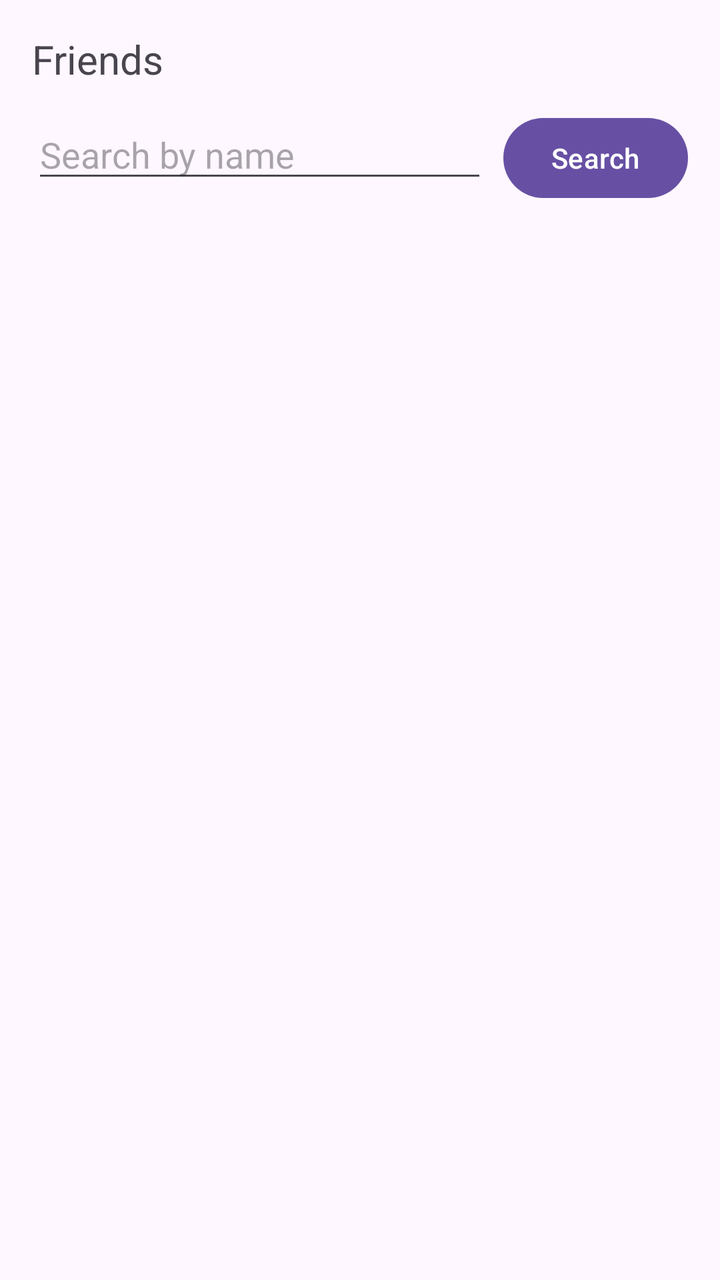
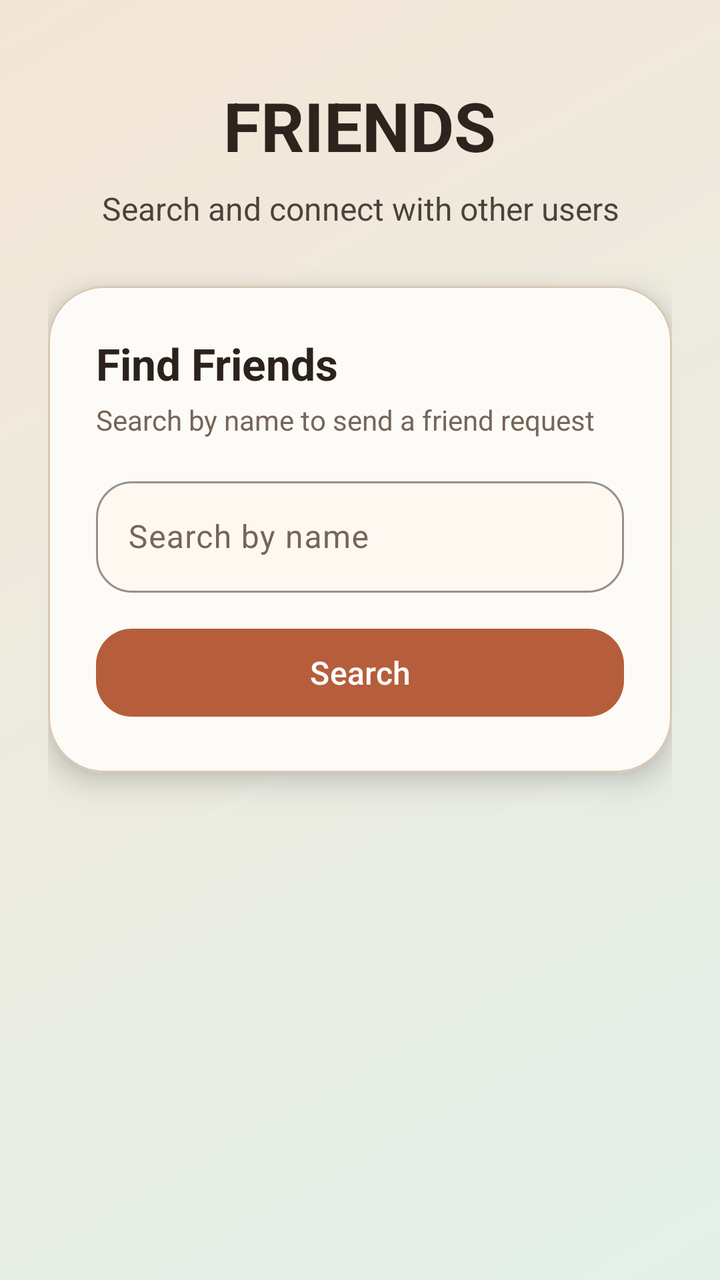

Compare the two renders of this Android layout. The source of the first and the diff that turns it into the second are given below.
<!-- AndroidManifest.xml: application theme Theme.ZeroVelocity -->
<!-- res/layout/fragment_friends.xml -->
<?xml version="1.0" encoding="utf-8"?>
<LinearLayout xmlns:android="http://schemas.android.com/apk/res/android"
    android:layout_width="match_parent"
    android:layout_height="match_parent"
    android:orientation="vertical"
    android:padding="16dp">

    <TextView
        android:layout_width="wrap_content"
        android:layout_height="wrap_content"
        android:text="Friends"
        android:textSize="20sp"
        android:layout_marginBottom="12dp" />

    
    <LinearLayout
        android:layout_width="match_parent"
        android:layout_height="wrap_content"
        android:orientation="horizontal">

        <EditText
            android:id="@+id/et_search"
            android:layout_width="0dp"
            android:layout_height="wrap_content"
            android:layout_weight="1"
            android:hint="Search by name"
            android:inputType="text"
            android:imeOptions="actionSearch"
            android:layout_marginEnd="8dp" />

        <Button
            android:id="@+id/btn_search"
            android:layout_width="wrap_content"
            android:layout_height="wrap_content"
            android:text="Search" />

    </LinearLayout>

    <TextView
        android:id="@+id/tv_search_header"
        android:layout_width="wrap_content"
        android:layout_height="wrap_content"
        android:text="Search Results"
        android:textSize="14sp"
        android:layout_marginTop="12dp"
        android:layout_marginBottom="4dp"
        android:visibility="gone" />

    <androidx.recyclerview.widget.RecyclerView
        android:id="@+id/rv_search_results"
        android:layout_width="match_parent"
        android:layout_height="wrap_content"
        android:nestedScrollingEnabled="false" />

    <TextView
        android:id="@+id/tv_friends_header"
        android:layout_width="wrap_content"
        android:layout_height="wrap_content"
        android:text="My Friends"
        android:textSize="14sp"
        android:layout_marginTop="16dp"
        android:layout_marginBottom="4dp"
        android:visibility="gone" />

    <androidx.recyclerview.widget.RecyclerView
        android:id="@+id/rv_friends"
        android:layout_width="match_parent"
        android:layout_height="wrap_content"
        android:nestedScrollingEnabled="false" />

</LinearLayout>
<!-- resources referenced by this layout -->
<resources>
  <style name="Theme.ZeroVelocity" parent="Base.Theme.ZeroVelocity" />
  <style name="Base.Theme.ZeroVelocity" parent="Theme.Material3.DayNight.NoActionBar">
          
          
      </style>
</resources>

<!-- the commit's change to res/layout/fragment_friends.xml (unified diff, before → after) -->
@@ -1,71 +1,184 @@
 <?xml version="1.0" encoding="utf-8"?>
-<LinearLayout xmlns:android="http://schemas.android.com/apk/res/android"
+<androidx.core.widget.NestedScrollView xmlns:android="http://schemas.android.com/apk/res/android"
+    xmlns:app="http://schemas.android.com/apk/res-auto"
     android:layout_width="match_parent"
     android:layout_height="match_parent"
-    android:orientation="vertical"
-    android:padding="16dp">
+    android:background="@drawable/auth_screen_background"
+    android:fillViewport="true">
 
-    <TextView
-        android:layout_width="wrap_content"
-        android:layout_height="wrap_content"
-        android:text="Friends"
-        android:textSize="20sp"
-        android:layout_marginBottom="12dp" />
-
-    
     <LinearLayout
         android:layout_width="match_parent"
         android:layout_height="wrap_content"
-        android:orientation="horizontal">
+        android:gravity="center_horizontal"
+        android:orientation="vertical"
+        android:padding="24dp">
 
-        <EditText
-            android:id="@+id/et_search"
-            android:layout_width="0dp"
-            android:layout_height="wrap_content"
-            android:layout_weight="1"
-            android:hint="Search by name"
-            android:inputType="text"
-            android:imeOptions="actionSearch"
-            android:layout_marginEnd="8dp" />
-
-        <Button
-            android:id="@+id/btn_search"
+        
+        <TextView
             android:layout_width="wrap_content"
             android:layout_height="wrap_content"
-            android:text="Search" />
+            android:layout_marginTop="16dp"
+            android:text="FRIENDS"
+            android:textColor="@color/auth_brand_ink"
+            android:textSize="34sp"
+            android:textStyle="bold" />
+
+        <TextView
+            android:layout_width="wrap_content"
+            android:layout_height="wrap_content"
+            android:layout_marginTop="8dp"
+            android:alpha="0.85"
+            android:text="Search and connect with other users"
+            android:textAlignment="center"
+            android:textColor="@color/auth_brand_ink"
+            android:textSize="16sp" />
+
+        
+        <com.google.android.material.card.MaterialCardView
+            android:layout_width="match_parent"
+            android:layout_height="wrap_content"
+            android:layout_marginTop="28dp"
+            app:cardBackgroundColor="@color/auth_surface"
+            app:cardCornerRadius="28dp"
+            app:cardElevation="8dp"
+            app:strokeColor="@color/auth_card_stroke"
+            app:strokeWidth="1dp">
+
+            <LinearLayout
+                android:layout_width="match_parent"
+                android:layout_height="wrap_content"
+                android:orientation="vertical"
+                android:padding="24dp">
+
+                <TextView
+                    android:layout_width="wrap_content"
+                    android:layout_height="wrap_content"
+                    android:text="Find Friends"
+                    android:textColor="@color/auth_text_primary"
+                    android:textSize="22sp"
+                    android:textStyle="bold" />
+
+                <TextView
+                    android:layout_width="wrap_content"
+                    android:layout_height="wrap_content"
+                    android:layout_marginTop="4dp"
+                    android:layout_marginBottom="16dp"
+                    android:text="Search by name to send a friend request"
+                    android:textColor="@color/auth_text_secondary"
+                    android:textSize="14sp" />
+
+                
+                <com.google.android.material.textfield.TextInputLayout
+                    style="@style/Widget.ZeroVelocity.AuthInputLayout"
+                    android:layout_width="match_parent"
+                    android:layout_height="wrap_content"
+                    android:hint="Search by name">
+
+                    <com.google.android.material.textfield.TextInputEditText
+                        android:id="@+id/et_search"
+                        android:layout_width="match_parent"
+                        android:layout_height="wrap_content"
+                        android:imeOptions="actionSearch"
+                        android:inputType="text"
+                        android:textColor="@color/auth_text_primary"
+                        android:textColorHint="@color/auth_text_secondary" />
+                </com.google.android.material.textfield.TextInputLayout>
+
+                <com.google.android.material.button.MaterialButton
+                    android:id="@+id/btn_search"
+                    android:layout_width="match_parent"
+                    android:layout_height="wrap_content"
+                    android:layout_marginTop="14dp"
+                    android:minHeight="52dp"
+                    android:text="Search"
+                    android:textAllCaps="false"
+                    android:textSize="16sp"
+                    app:backgroundTint="@color/auth_button"
+                    app:cornerRadius="18dp" />
+
+            </LinearLayout>
+        </com.google.android.material.card.MaterialCardView>
+
+        
+        <com.google.android.material.card.MaterialCardView
+            android:id="@+id/card_search_results"
+            android:layout_width="match_parent"
+            android:layout_height="wrap_content"
+            android:layout_marginTop="16dp"
+            android:visibility="gone"
+            app:cardBackgroundColor="@color/auth_surface"
+            app:cardCornerRadius="28dp"
+            app:cardElevation="8dp"
+            app:strokeColor="@color/auth_card_stroke"
+            app:strokeWidth="1dp">
+
+            <LinearLayout
+                android:layout_width="match_parent"
+                android:layout_height="wrap_content"
+                android:orientation="vertical"
+                android:padding="24dp">
+
+                <TextView
+                    android:id="@+id/tv_search_header"
+                    android:layout_width="wrap_content"
+                    android:layout_height="wrap_content"
+                    android:layout_marginBottom="8dp"
+                    android:text="Search Results"
+                    android:textColor="@color/auth_text_secondary"
+                    android:textSize="13sp"
+                    android:textStyle="bold"
+                    android:letterSpacing="0.06"
+                    android:visibility="gone" />
+
+                <androidx.recyclerview.widget.RecyclerView
+                    android:id="@+id/rv_search_results"
+                    android:layout_width="match_parent"
+                    android:layout_height="wrap_content"
+                    android:nestedScrollingEnabled="false" />
+
+            </LinearLayout>
+        </com.google.android.material.card.MaterialCardView>
+
+        
+        <com.google.android.material.card.MaterialCardView
+            android:id="@+id/card_friends"
+            android:layout_width="match_parent"
+            android:layout_height="wrap_content"
+            android:layout_marginTop="16dp"
+            android:layout_marginBottom="24dp"
+            android:visibility="gone"
+            app:cardBackgroundColor="@color/auth_surface"
+            app:cardCornerRadius="28dp"
+            app:cardElevation="8dp"
+            app:strokeColor="@color/auth_card_stroke"
+            app:strokeWidth="1dp">
+
+            <LinearLayout
+                android:layout_width="match_parent"
+                android:layout_height="wrap_content"
+                android:orientation="vertical"
+                android:padding="24dp">
+
+                <TextView
+                    android:id="@+id/tv_friends_header"
+                    android:layout_width="wrap_content"
+                    android:layout_height="wrap_content"
+                    android:layout_marginBottom="8dp"
+                    android:text="My Friends"
+                    android:textColor="@color/auth_text_secondary"
+                    android:textSize="13sp"
+                    android:textStyle="bold"
+                    android:letterSpacing="0.06"
+                    android:visibility="gone" />
+
+                <androidx.recyclerview.widget.RecyclerView
+                    android:id="@+id/rv_friends"
+                    android:layout_width="match_parent"
+                    android:layout_height="wrap_content"
+                    android:nestedScrollingEnabled="false" />
+
+            </LinearLayout>
+        </com.google.android.material.card.MaterialCardView>
 
     </LinearLayout>
-
-    <TextView
-        android:id="@+id/tv_search_header"
-        android:layout_width="wrap_content"
-        android:layout_height="wrap_content"
-        android:text="Search Results"
-        android:textSize="14sp"
-        android:layout_marginTop="12dp"
-        android:layout_marginBottom="4dp"
-        android:visibility="gone" />
-
-    <androidx.recyclerview.widget.RecyclerView
-        android:id="@+id/rv_search_results"
-        android:layout_width="match_parent"
-        android:layout_height="wrap_content"
-        android:nestedScrollingEnabled="false" />
-
-    <TextView
-        android:id="@+id/tv_friends_header"
-        android:layout_width="wrap_content"
-        android:layout_height="wrap_content"
-        android:text="My Friends"
-        android:textSize="14sp"
-        android:layout_marginTop="16dp"
-        android:layout_marginBottom="4dp"
-        android:visibility="gone" />
-
-    <androidx.recyclerview.widget.RecyclerView
-        android:id="@+id/rv_friends"
-        android:layout_width="match_parent"
-        android:layout_height="wrap_content"
-        android:nestedScrollingEnabled="false" />
-
-</LinearLayout>
+</androidx.core.widget.NestedScrollView>
<!-- resource entries referenced after the edit -->
@@ -1,6 +1,36 @@
 <!-- resources referenced by this layout -->
 <resources>
+  <color name="auth_brand_ink">#2F241D</color>
+  <color name="auth_button">#B65E3C</color>
+  <color name="auth_card_stroke">#D8C8B4</color>
+  <color name="auth_surface">#FDFBF7</color>
+  <color name="auth_text_primary">#2C211B</color>
+  <color name="auth_text_secondary">#766558</color>
+  <!-- drawable auth_screen_background (drawable) -->
+  <?xml version="1.0" encoding="utf-8"?>
+  <shape xmlns:android="http://schemas.android.com/apk/res/android">
+      
+      <gradient
+          android:angle="315"
+          android:endColor="@color/auth_background_end"
+          android:startColor="@color/auth_background_start" />
+  </shape>
+  <style name="Widget.ZeroVelocity.AuthInputLayout" parent="Widget.Material3.TextInputLayout.OutlinedBox">
+          <item name="boxBackgroundColor">@color/auth_input_fill</item>
+          <item name="boxCornerRadiusTopStart">18dp</item>
+          <item name="boxCornerRadiusTopEnd">18dp</item>
+          <item name="boxCornerRadiusBottomStart">18dp</item>
+          <item name="boxCornerRadiusBottomEnd">18dp</item>
+          <item name="boxStrokeColor">@color/auth_input_stroke</item>
+          <item name="hintTextColor">@color/auth_text_secondary</item>
+          <item name="android:textColorHint">@color/auth_text_secondary</item>
+          <item name="endIconTint">@color/auth_text_secondary</item>
+      </style>
   <style name="Theme.ZeroVelocity" parent="Base.Theme.ZeroVelocity" />
+  <color name="auth_background_end">#E3F0EA</color>
+  <color name="auth_background_start">#F4E6D7</color>
+  <color name="auth_input_fill">#FFF8F1</color>
+  <color name="auth_input_stroke">#C9B49C</color>
   <style name="Base.Theme.ZeroVelocity" parent="Theme.Material3.DayNight.NoActionBar">
           
           
